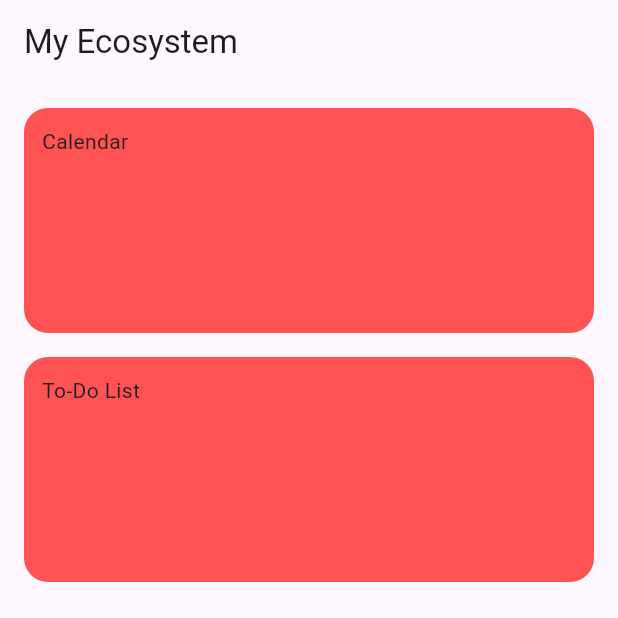
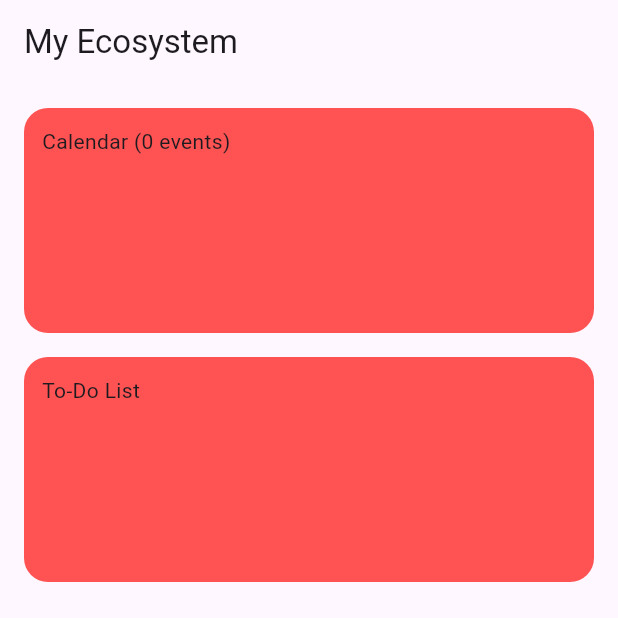
Before and after one commit to Classy-Brian/widget-ecosystem, a Flutter app: the screen it shows after launch, on a phone screen of 412 x 824 dp, the top half of it. Run offline on Flutter 3.47's test engine with Material 3 defaults, Android fonts, the phone set to English and light mode, and no system bars; our stand-ins replace drift; accounts and stored records are empty; generated files the repository leaves out were written again.

Commit message:
feat: implement StreamBuilder for Calendar data in dashboard

```diff
--- a/lib/screens/dashboard_screen.dart
+++ b/lib/screens/dashboard_screen.dart
@@ -35,7 +35,21 @@ class _DashboardScreenState extends State<DashboardScreen>{
         padding: const EdgeInsets.all(16.0),
         child: Column(
           children: [
-            _buildWidget("Calendar"),
+            StreamBuilder<List<CalendarEvent>>(
+                stream: calendarStream,
+                builder: (context, snapshot) {
+                  if (snapshot.hasError) {
+                    return _buildWidget("Calendar (Error!)");
+                  }
+
+                  if (!snapshot.hasData) {
+                    return _buildWidget("Calendar (loading...)");
+                  }
+
+                  final events = snapshot.data!;
+                  return _buildWidget("Calendar (${events.length} events)");
+                }
+            ),
             SizedBox( height: 16),
             _buildWidget("To-Do List"),
           ],
@@ -56,4 +70,8 @@ class _DashboardScreenState extends State<DashboardScreen>{
       child: Text(title),
     );
   }
+
+  Stream<List<CalendarEvent>> get calendarStream {
+    return _database.select(_database.calendarEvents).watch();
+  }
 }
```
